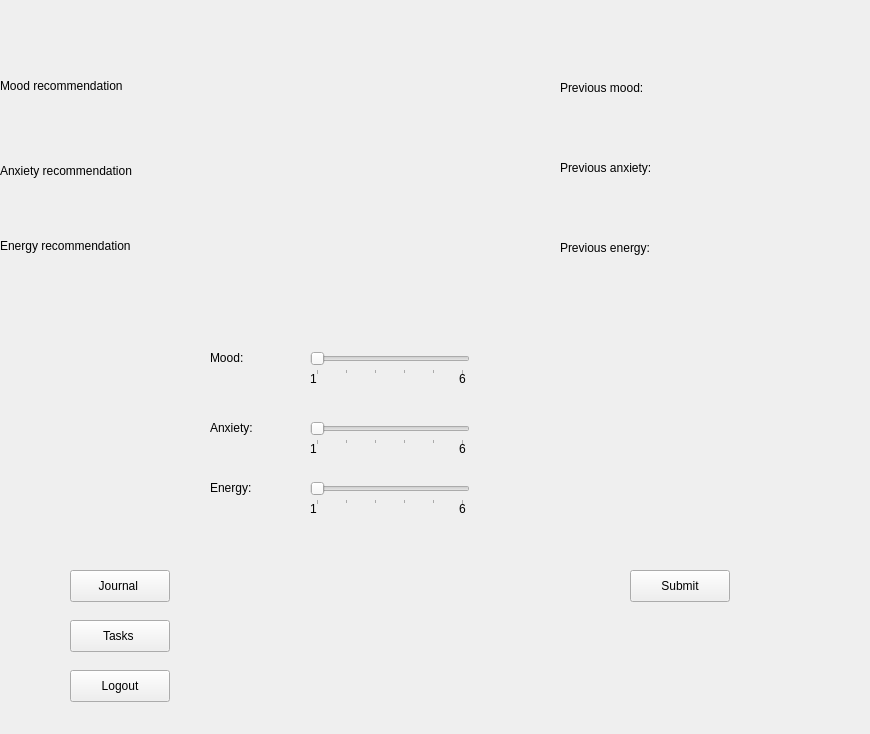
Old version of the form moodtracker.ui in the repository MaxRUnger/370Team8.
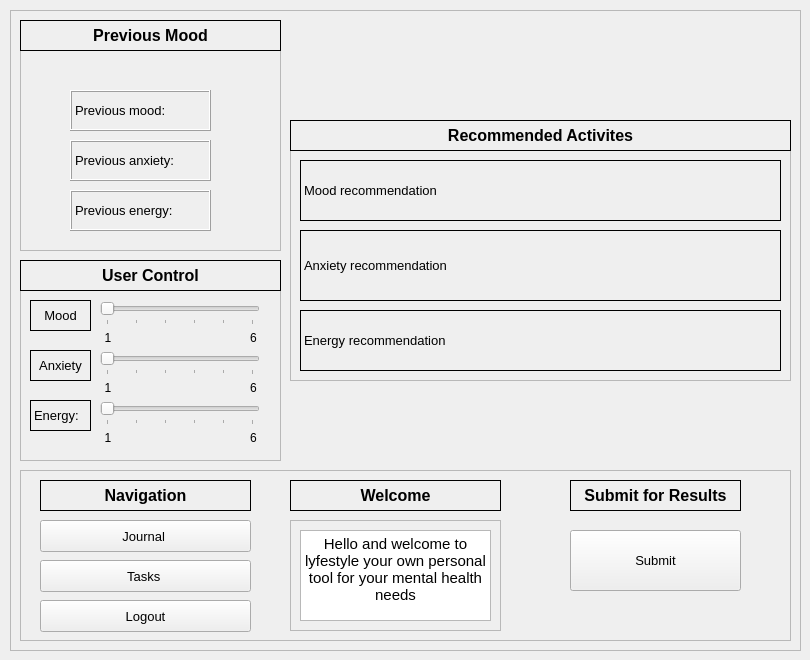
New version of the form.

Commit message: Added working login route

What changed in the file:
```diff
--- a/moodtracker.ui
+++ b/moodtracker.ui
@@ -6,335 +6,731 @@
    <rect>
     <x>0</x>
     <y>0</y>
-    <width>870</width>
-    <height>734</height>
+    <width>810</width>
+    <height>660</height>
    </rect>
   </property>
   <property name="windowTitle">
    <string>Mood Tracker</string>
   </property>
-  <widget class="QLabel" name="MoodLabel">
+  <widget class="QFrame" name="frame_3">
    <property name="geometry">
     <rect>
-     <x>210</x>
-     <y>350</y>
-     <width>58</width>
-     <height>16</height>
+     <x>20</x>
+     <y>290</y>
+     <width>261</width>
+     <height>171</height>
     </rect>
    </property>
-   <property name="text">
-    <string>Mood:</string>
+   <property name="frameShape">
+    <enum>QFrame::Shape::StyledPanel</enum>
    </property>
-  </widget>
-  <widget class="QSlider" name="MoodSlider">
-   <property name="geometry">
-    <rect>
-     <x>310</x>
-     <y>350</y>
-     <width>160</width>
-     <height>25</height>
-    </rect>
+   <property name="frameShadow">
+    <enum>QFrame::Shadow::Raised</enum>
    </property>
-   <property name="minimum">
-    <number>1</number>
-   </property>
-   <property name="maximum">
-    <number>6</number>
-   </property>
-   <property name="orientation">
-    <enum>Qt::Orientation::Horizontal</enum>
-   </property>
-   <property name="tickPosition">
-    <enum>QSlider::TickPosition::TicksBelow</enum>
-   </property>
-   <property name="tickInterval">
-    <number>1</number>
-   </property>
+   <widget class="QLabel" name="MoodLabel">
+    <property name="geometry">
+     <rect>
+      <x>10</x>
+      <y>10</y>
+      <width>61</width>
+      <height>31</height>
+     </rect>
+    </property>
+    <property name="font">
+     <font>
+      <pointsize>10</pointsize>
+     </font>
+    </property>
+    <property name="frameShape">
+     <enum>QFrame::Shape::Box</enum>
+    </property>
+    <property name="frameShadow">
+     <enum>QFrame::Shadow::Plain</enum>
+    </property>
+    <property name="text">
+     <string>Mood</string>
+    </property>
+    <property name="alignment">
+     <set>Qt::AlignmentFlag::AlignCenter</set>
+    </property>
+   </widget>
+   <widget class="QLabel" name="AnxietyLabel">
+    <property name="geometry">
+     <rect>
+      <x>10</x>
+      <y>60</y>
+      <width>61</width>
+      <height>31</height>
+     </rect>
+    </property>
+    <property name="font">
+     <font>
+      <pointsize>10</pointsize>
+     </font>
+    </property>
+    <property name="frameShape">
+     <enum>QFrame::Shape::Box</enum>
+    </property>
+    <property name="frameShadow">
+     <enum>QFrame::Shadow::Plain</enum>
+    </property>
+    <property name="text">
+     <string>Anxiety</string>
+    </property>
+    <property name="alignment">
+     <set>Qt::AlignmentFlag::AlignCenter</set>
+    </property>
+   </widget>
+   <widget class="QLabel" name="EnergyLabel">
+    <property name="geometry">
+     <rect>
+      <x>10</x>
+      <y>110</y>
+      <width>61</width>
+      <height>31</height>
+     </rect>
+    </property>
+    <property name="font">
+     <font>
+      <pointsize>10</pointsize>
+     </font>
+    </property>
+    <property name="frameShape">
+     <enum>QFrame::Shape::Box</enum>
+    </property>
+    <property name="text">
+     <string>Energy:</string>
+    </property>
+   </widget>
+   <widget class="QSlider" name="EnergySlider">
+    <property name="geometry">
+     <rect>
+      <x>80</x>
+      <y>110</y>
+      <width>160</width>
+      <height>25</height>
+     </rect>
+    </property>
+    <property name="minimum">
+     <number>1</number>
+    </property>
+    <property name="maximum">
+     <number>6</number>
+    </property>
+    <property name="orientation">
+     <enum>Qt::Orientation::Horizontal</enum>
+    </property>
+    <property name="tickPosition">
+     <enum>QSlider::TickPosition::TicksBelow</enum>
+    </property>
+    <property name="tickInterval">
+     <number>1</number>
+    </property>
+   </widget>
+   <widget class="QLabel" name="label_2">
+    <property name="geometry">
+     <rect>
+      <x>80</x>
+      <y>140</y>
+      <width>16</width>
+      <height>16</height>
+     </rect>
+    </property>
+    <property name="text">
+     <string>1</string>
+    </property>
+    <property name="alignment">
+     <set>Qt::AlignmentFlag::AlignCenter</set>
+    </property>
+   </widget>
+   <widget class="QLabel" name="label">
+    <property name="geometry">
+     <rect>
+      <x>230</x>
+      <y>140</y>
+      <width>16</width>
+      <height>16</height>
+     </rect>
+    </property>
+    <property name="text">
+     <string>6</string>
+    </property>
+   </widget>
+   <widget class="QSlider" name="AnxietySlider">
+    <property name="geometry">
+     <rect>
+      <x>80</x>
+      <y>60</y>
+      <width>160</width>
+      <height>25</height>
+     </rect>
+    </property>
+    <property name="minimum">
+     <number>1</number>
+    </property>
+    <property name="maximum">
+     <number>6</number>
+    </property>
+    <property name="orientation">
+     <enum>Qt::Orientation::Horizontal</enum>
+    </property>
+    <property name="tickPosition">
+     <enum>QSlider::TickPosition::TicksBelow</enum>
+    </property>
+    <property name="tickInterval">
+     <number>1</number>
+    </property>
+   </widget>
+   <widget class="QLabel" name="label_4">
+    <property name="geometry">
+     <rect>
+      <x>80</x>
+      <y>90</y>
+      <width>16</width>
+      <height>16</height>
+     </rect>
+    </property>
+    <property name="text">
+     <string>1</string>
+    </property>
+    <property name="alignment">
+     <set>Qt::AlignmentFlag::AlignCenter</set>
+    </property>
+   </widget>
+   <widget class="QLabel" name="label_3">
+    <property name="geometry">
+     <rect>
+      <x>230</x>
+      <y>90</y>
+      <width>16</width>
+      <height>16</height>
+     </rect>
+    </property>
+    <property name="text">
+     <string>6</string>
+    </property>
+   </widget>
+   <widget class="QLabel" name="label_1mood">
+    <property name="geometry">
+     <rect>
+      <x>80</x>
+      <y>40</y>
+      <width>16</width>
+      <height>16</height>
+     </rect>
+    </property>
+    <property name="text">
+     <string>1</string>
+    </property>
+    <property name="alignment">
+     <set>Qt::AlignmentFlag::AlignCenter</set>
+    </property>
+   </widget>
+   <widget class="QSlider" name="MoodSlider">
+    <property name="geometry">
+     <rect>
+      <x>80</x>
+      <y>10</y>
+      <width>160</width>
+      <height>25</height>
+     </rect>
+    </property>
+    <property name="minimum">
+     <number>1</number>
+    </property>
+    <property name="maximum">
+     <number>6</number>
+    </property>
+    <property name="orientation">
+     <enum>Qt::Orientation::Horizontal</enum>
+    </property>
+    <property name="tickPosition">
+     <enum>QSlider::TickPosition::TicksBelow</enum>
+    </property>
+    <property name="tickInterval">
+     <number>1</number>
+    </property>
+   </widget>
+   <widget class="QLabel" name="label_mood">
+    <property name="geometry">
+     <rect>
+      <x>230</x>
+      <y>40</y>
+      <width>16</width>
+      <height>16</height>
+     </rect>
+    </property>
+    <property name="text">
+     <string>6</string>
+    </property>
+   </widget>
   </widget>
-  <widget class="QLabel" name="EnergyLabel">
+  <widget class="QLabel" name="label2_2">
    <property name="geometry">
     <rect>
-     <x>210</x>
-     <y>480</y>
-     <width>58</width>
-     <height>16</height>
+     <x>20</x>
+     <y>260</y>
+     <width>261</width>
+     <height>31</height>
     </rect>
    </property>
-   <property name="text">
-    <string>Energy:</string>
+   <property name="font">
+    <font>
+     <pointsize>12</pointsize>
+     <bold>true</bold>
+    </font>
    </property>
-  </widget>
-  <widget class="QSlider" name="EnergySlider">
-   <property name="geometry">
-    <rect>
-     <x>310</x>
-     <y>480</y>
-     <width>160</width>
-     <height>25</height>
-    </rect>
+   <property name="frameShape">
+    <enum>QFrame::Shape::Panel</enum>
    </property>
-   <property name="minimum">
-    <number>1</number>
-   </property>
-   <property name="maximum">
-    <number>6</number>
-   </property>
-   <property name="orientation">
-    <enum>Qt::Orientation::Horizontal</enum>
-   </property>
-   <property name="tickPosition">
-    <enum>QSlider::TickPosition::TicksBelow</enum>
-   </property>
-   <property name="tickInterval">
-    <number>1</number>
-   </property>
-  </widget>
-  <widget class="QLabel" name="AnxietyLabel">
-   <property name="geometry">
-    <rect>
-     <x>210</x>
-     <y>420</y>
-     <width>58</width>
-     <height>16</height>
-    </rect>
-   </property>
    <property name="text">
-    <string>Anxiety:</string>
+    <string>User Control</string>
    </property>
-  </widget>
-  <widget class="QSlider" name="AnxietySlider">
-   <property name="geometry">
-    <rect>
-     <x>310</x>
-     <y>420</y>
-     <width>160</width>
-     <height>25</height>
-    </rect>
+   <property name="alignment">
+    <set>Qt::AlignmentFlag::AlignCenter</set>
    </property>
-   <property name="minimum">
-    <number>1</number>
-   </property>
-   <property name="maximum">
-    <number>6</number>
-   </property>
-   <property name="orientation">
-    <enum>Qt::Orientation::Horizontal</enum>
-   </property>
-   <property name="tickPosition">
-    <enum>QSlider::TickPosition::TicksBelow</enum>
-   </property>
-   <property name="tickInterval">
-    <number>1</number>
-   </property>
   </widget>
-  <widget class="QPushButton" name="SubmitButton">
+  <widget class="QFrame" name="frame_4">
    <property name="geometry">
     <rect>
-     <x>630</x>
-     <y>570</y>
-     <width>100</width>
-     <height>32</height>
+     <x>10</x>
+     <y>10</y>
+     <width>791</width>
+     <height>641</height>
     </rect>
    </property>
-   <property name="text">
-    <string>Submit</string>
+   <property name="frameShape">
+    <enum>QFrame::Shape::StyledPanel</enum>
    </property>
-  </widget>
-  <widget class="QPushButton" name="LoginButton">
-   <property name="geometry">
-    <rect>
-     <x>70</x>
-     <y>670</y>
-     <width>100</width>
-     <height>32</height>
-    </rect>
+   <property name="frameShadow">
+    <enum>QFrame::Shadow::Raised</enum>
    </property>
-   <property name="text">
-    <string>Logout</string>
-   </property>
-  </widget>
-  <widget class="QPushButton" name="JournalButton">
-   <property name="geometry">
-    <rect>
-     <x>70</x>
-     <y>570</y>
-     <width>100</width>
-     <height>32</height>
-    </rect>
-   </property>
-   <property name="text">
-    <string>Journal </string>
-   </property>
-  </widget>
-  <widget class="QPushButton" name="TasksButton">
-   <property name="geometry">
-    <rect>
-     <x>70</x>
-     <y>620</y>
-     <width>100</width>
-     <height>32</height>
-    </rect>
-   </property>
-   <property name="text">
-    <string>Tasks </string>
-   </property>
-  </widget>
-  <widget class="QWidget" name="horizontalLayoutWidget">
-   <property name="geometry">
-    <rect>
-     <x>310</x>
-     <y>370</y>
-     <width>291</width>
-     <height>18</height>
-    </rect>
-   </property>
-   <layout class="QHBoxLayout" name="horizontalLayout">
-    <item>
-     <widget class="QLabel" name="label_1mood">
-      <property name="text">
-       <string>1</string>
+   <widget class="QFrame" name="frame_5">
+    <property name="geometry">
+     <rect>
+      <x>10</x>
+      <y>40</y>
+      <width>261</width>
+      <height>201</height>
+     </rect>
+    </property>
+    <property name="frameShape">
+     <enum>QFrame::Shape::StyledPanel</enum>
+    </property>
+    <property name="frameShadow">
+     <enum>QFrame::Shadow::Raised</enum>
+    </property>
+    <widget class="QLabel" name="PreviousEnergyLabel">
+     <property name="geometry">
+      <rect>
+       <x>50</x>
+       <y>140</y>
+       <width>141</width>
+       <height>41</height>
+      </rect>
+     </property>
+     <property name="font">
+      <font>
+       <pointsize>10</pointsize>
+      </font>
+     </property>
+     <property name="frameShape">
+      <enum>QFrame::Shape::Box</enum>
+     </property>
+     <property name="frameShadow">
+      <enum>QFrame::Shadow::Raised</enum>
+     </property>
+     <property name="text">
+      <string>Previous energy:</string>
+     </property>
+    </widget>
+    <widget class="QLabel" name="PreviousAnxietyLabel">
+     <property name="geometry">
+      <rect>
+       <x>50</x>
+       <y>90</y>
+       <width>141</width>
+       <height>41</height>
+      </rect>
+     </property>
+     <property name="font">
+      <font>
+       <pointsize>10</pointsize>
+      </font>
+     </property>
+     <property name="frameShape">
+      <enum>QFrame::Shape::Box</enum>
+     </property>
+     <property name="frameShadow">
+      <enum>QFrame::Shadow::Raised</enum>
+     </property>
+     <property name="text">
+      <string>Previous anxiety: </string>
+     </property>
+    </widget>
+    <widget class="QLabel" name="PreviousMoodLabel">
+     <property name="geometry">
+      <rect>
+       <x>50</x>
+       <y>40</y>
+       <width>141</width>
+       <height>41</height>
+      </rect>
+     </property>
+     <property name="font">
+      <font>
+       <pointsize>10</pointsize>
+      </font>
+     </property>
+     <property name="frameShape">
+      <enum>QFrame::Shape::Box</enum>
+     </property>
+     <property name="frameShadow">
+      <enum>QFrame::Shadow::Raised</enum>
+     </property>
+     <property name="text">
+      <string>Previous mood:</string>
+     </property>
+    </widget>
+   </widget>
+   <widget class="QLabel" name="label2_5">
+    <property name="geometry">
+     <rect>
+      <x>10</x>
+      <y>10</y>
+      <width>261</width>
+      <height>31</height>
+     </rect>
+    </property>
+    <property name="font">
+     <font>
+      <pointsize>12</pointsize>
+      <bold>true</bold>
+     </font>
+    </property>
+    <property name="frameShape">
+     <enum>QFrame::Shape::Panel</enum>
+    </property>
+    <property name="text">
+     <string>Previous Mood</string>
+    </property>
+    <property name="alignment">
+     <set>Qt::AlignmentFlag::AlignCenter</set>
+    </property>
+   </widget>
+   <widget class="QFrame" name="frame_6">
+    <property name="geometry">
+     <rect>
+      <x>280</x>
+      <y>140</y>
+      <width>501</width>
+      <height>231</height>
+     </rect>
+    </property>
+    <property name="frameShape">
+     <enum>QFrame::Shape::StyledPanel</enum>
+    </property>
+    <property name="frameShadow">
+     <enum>QFrame::Shadow::Raised</enum>
+    </property>
+    <widget class="QLabel" name="EnergyRecommendationLabel">
+     <property name="geometry">
+      <rect>
+       <x>10</x>
+       <y>160</y>
+       <width>481</width>
+       <height>61</height>
+      </rect>
+     </property>
+     <property name="font">
+      <font>
+       <pointsize>10</pointsize>
+      </font>
+     </property>
+     <property name="frameShape">
+      <enum>QFrame::Shape::Box</enum>
+     </property>
+     <property name="text">
+      <string>Energy recommendation </string>
+     </property>
+    </widget>
+    <widget class="QLabel" name="AnxietyRecommendationLabel">
+     <property name="geometry">
+      <rect>
+       <x>10</x>
+       <y>80</y>
+       <width>481</width>
+       <height>71</height>
+      </rect>
+     </property>
+     <property name="font">
+      <font>
+       <pointsize>10</pointsize>
+      </font>
+     </property>
+     <property name="frameShape">
+      <enum>QFrame::Shape::Box</enum>
+     </property>
+     <property name="text">
+      <string>Anxiety recommendation </string>
+     </property>
+    </widget>
+    <widget class="QLabel" name="MoodRecommendationLabel">
+     <property name="geometry">
+      <rect>
+       <x>10</x>
+       <y>10</y>
+       <width>481</width>
+       <height>61</height>
+      </rect>
+     </property>
+     <property name="font">
+      <font>
+       <pointsize>10</pointsize>
+      </font>
+     </property>
+     <property name="frameShape">
+      <enum>QFrame::Shape::Box</enum>
+     </property>
+     <property name="text">
+      <string>Mood recommendation </string>
+     </property>
+    </widget>
+   </widget>
+   <widget class="QLabel" name="label2_6">
+    <property name="geometry">
+     <rect>
+      <x>280</x>
+      <y>110</y>
+      <width>501</width>
+      <height>31</height>
+     </rect>
+    </property>
+    <property name="font">
+     <font>
+      <pointsize>12</pointsize>
+      <bold>true</bold>
+     </font>
+    </property>
+    <property name="frameShape">
+     <enum>QFrame::Shape::Panel</enum>
+    </property>
+    <property name="text">
+     <string>Recommended Activites</string>
+    </property>
+    <property name="alignment">
+     <set>Qt::AlignmentFlag::AlignCenter</set>
+    </property>
+   </widget>
+   <widget class="QFrame" name="frame_2">
+    <property name="geometry">
+     <rect>
+      <x>10</x>
+      <y>460</y>
+      <width>771</width>
+      <height>171</height>
+     </rect>
+    </property>
+    <property name="frameShape">
+     <enum>QFrame::Shape::StyledPanel</enum>
+    </property>
+    <property name="frameShadow">
+     <enum>QFrame::Shadow::Raised</enum>
+    </property>
+    <widget class="QLabel" name="label2">
+     <property name="geometry">
+      <rect>
+       <x>20</x>
+       <y>10</y>
+       <width>211</width>
+       <height>31</height>
+      </rect>
+     </property>
+     <property name="font">
+      <font>
+       <pointsize>12</pointsize>
+       <bold>true</bold>
+      </font>
+     </property>
+     <property name="frameShape">
+      <enum>QFrame::Shape::Panel</enum>
+     </property>
+     <property name="text">
+      <string>Navigation</string>
+     </property>
+     <property name="alignment">
+      <set>Qt::AlignmentFlag::AlignCenter</set>
+     </property>
+    </widget>
+    <widget class="QPushButton" name="JournalButton">
+     <property name="geometry">
+      <rect>
+       <x>20</x>
+       <y>50</y>
+       <width>211</width>
+       <height>32</height>
+      </rect>
+     </property>
+     <property name="font">
+      <font>
+       <pointsize>10</pointsize>
+      </font>
+     </property>
+     <property name="text">
+      <string>Journal </string>
+     </property>
+    </widget>
+    <widget class="QPushButton" name="TasksButton">
+     <property name="geometry">
+      <rect>
+       <x>20</x>
+       <y>90</y>
+       <width>211</width>
+       <height>32</height>
+      </rect>
+     </property>
+     <property name="font">
+      <font>
+       <pointsize>10</pointsize>
+      </font>
+     </property>
+     <property name="text">
+      <string>Tasks </string>
+     </property>
+    </widget>
+    <widget class="QPushButton" name="LoginButton">
+     <property name="geometry">
+      <rect>
+       <x>20</x>
+       <y>130</y>
+       <width>211</width>
+       <height>32</height>
+      </rect>
+     </property>
+     <property name="font">
+      <font>
+       <pointsize>10</pointsize>
+      </font>
+     </property>
+     <property name="text">
+      <string>Logout</string>
+     </property>
+    </widget>
+    <widget class="QPushButton" name="SubmitButton">
+     <property name="geometry">
+      <rect>
+       <x>550</x>
+       <y>60</y>
+       <width>171</width>
+       <height>61</height>
+      </rect>
+     </property>
+     <property name="font">
+      <font>
+       <pointsize>10</pointsize>
+      </font>
+     </property>
+     <property name="text">
+      <string>Submit</string>
+     </property>
+    </widget>
+    <widget class="QLabel" name="label2_3">
+     <property name="geometry">
+      <rect>
+       <x>550</x>
+       <y>10</y>
+       <width>171</width>
+       <height>31</height>
+      </rect>
+     </property>
+     <property name="font">
+      <font>
+       <pointsize>12</pointsize>
+       <bold>true</bold>
+      </font>
+     </property>
+     <property name="frameShape">
+      <enum>QFrame::Shape::Panel</enum>
+     </property>
+     <property name="text">
+      <string>Submit for Results</string>
+     </property>
+     <property name="alignment">
+      <set>Qt::AlignmentFlag::AlignCenter</set>
+     </property>
+    </widget>
+    <widget class="QLabel" name="label2_4">
+     <property name="geometry">
+      <rect>
+       <x>270</x>
+       <y>10</y>
+       <width>211</width>
+       <height>31</height>
+      </rect>
+     </property>
+     <property name="font">
+      <font>
+       <pointsize>12</pointsize>
+       <bold>true</bold>
+      </font>
+     </property>
+     <property name="frameShape">
+      <enum>QFrame::Shape::Panel</enum>
+     </property>
+     <property name="text">
+      <string>Welcome</string>
+     </property>
+     <property name="alignment">
+      <set>Qt::AlignmentFlag::AlignCenter</set>
+     </property>
+    </widget>
+    <widget class="QFrame" name="frame">
+     <property name="geometry">
+      <rect>
+       <x>270</x>
+       <y>50</y>
+       <width>211</width>
+       <height>111</height>
+      </rect>
+     </property>
+     <property name="frameShape">
+      <enum>QFrame::Shape::StyledPanel</enum>
+     </property>
+     <property name="frameShadow">
+      <enum>QFrame::Shadow::Raised</enum>
+     </property>
+     <widget class="QTextBrowser" name="textBrowser">
+      <property name="geometry">
+       <rect>
+        <x>10</x>
+        <y>10</y>
+        <width>191</width>
+        <height>91</height>
+       </rect>
       </property>
-     </widget>
-    </item>
-    <item>
-     <widget class="QLabel" name="label_mood">
-      <property name="text">
-       <string>6</string>
+      <property name="html">
+       <string>&lt;!DOCTYPE HTML PUBLIC &quot;-//W3C//DTD HTML 4.0//EN&quot; &quot;http://www.w3.org/TR/REC-html40/strict.dtd&quot;&gt;
+&lt;html&gt;&lt;head&gt;&lt;meta name=&quot;qrichtext&quot; content=&quot;1&quot; /&gt;&lt;meta charset=&quot;utf-8&quot; /&gt;&lt;style type=&quot;text/css&quot;&gt;
+p, li { white-space: pre-wrap; }
+hr { height: 1px; border-width: 0; }
+li.unchecked::marker { content: &quot;\2610&quot;; }
+li.checked::marker { content: &quot;\2612&quot;; }
+&lt;/style&gt;&lt;/head&gt;&lt;body style=&quot; font-family:'Segoe UI'; font-size:9pt; font-weight:400; font-style:normal;&quot;&gt;
+&lt;p align=&quot;center&quot; style=&quot; margin-top:0px; margin-bottom:0px; margin-left:0px; margin-right:0px; -qt-block-indent:0; text-indent:0px;&quot;&gt;&lt;span style=&quot; font-size:11pt;&quot;&gt;Hello and welcome to lyfestyle your own personal tool for your mental health needs&lt;/span&gt;&lt;/p&gt;&lt;/body&gt;&lt;/html&gt;</string>
       </property>
      </widget>
-    </item>
-   </layout>
+    </widget>
+   </widget>
+   <zorder>frame_6</zorder>
+   <zorder>frame_5</zorder>
+   <zorder>label2_5</zorder>
+   <zorder>label2_6</zorder>
+   <zorder>frame_2</zorder>
   </widget>
-  <widget class="QWidget" name="horizontalLayoutWidget_2">
-   <property name="geometry">
-    <rect>
-     <x>310</x>
-     <y>500</y>
-     <width>291</width>
-     <height>18</height>
-    </rect>
-   </property>
-   <layout class="QHBoxLayout" name="horizontalLayout_2">
-    <item>
-     <widget class="QLabel" name="label_2">
-      <property name="text">
-       <string>1</string>
-      </property>
-     </widget>
-    </item>
-    <item>
-     <widget class="QLabel" name="label">
-      <property name="text">
-       <string>6</string>
-      </property>
-     </widget>
-    </item>
-   </layout>
-  </widget>
-  <widget class="QWidget" name="horizontalLayoutWidget_3">
-   <property name="geometry">
-    <rect>
-     <x>310</x>
-     <y>440</y>
-     <width>291</width>
-     <height>18</height>
-    </rect>
-   </property>
-   <layout class="QHBoxLayout" name="horizontalLayout_3">
-    <item>
-     <widget class="QLabel" name="label_4">
-      <property name="text">
-       <string>1</string>
-      </property>
-     </widget>
-    </item>
-    <item>
-     <widget class="QLabel" name="label_3">
-      <property name="text">
-       <string>6</string>
-      </property>
-     </widget>
-    </item>
-   </layout>
-  </widget>
-  <widget class="QLabel" name="MoodRecommendationLabel">
-   <property name="geometry">
-    <rect>
-     <x>0</x>
-     <y>40</y>
-     <width>551</width>
-     <height>91</height>
-    </rect>
-   </property>
-   <property name="text">
-    <string>Mood recommendation </string>
-   </property>
-  </widget>
-  <widget class="QLabel" name="AnxietyRecommendationLabel">
-   <property name="geometry">
-    <rect>
-     <x>0</x>
-     <y>130</y>
-     <width>551</width>
-     <height>81</height>
-    </rect>
-   </property>
-   <property name="text">
-    <string>Anxiety recommendation </string>
-   </property>
-  </widget>
-  <widget class="QLabel" name="EnergyRecommendationLabel">
-   <property name="geometry">
-    <rect>
-     <x>0</x>
-     <y>200</y>
-     <width>551</width>
-     <height>91</height>
-    </rect>
-   </property>
-   <property name="text">
-    <string>Energy recommendation </string>
-   </property>
-  </widget>
-  <widget class="QLabel" name="PreviousMoodLabel">
-   <property name="geometry">
-    <rect>
-     <x>560</x>
-     <y>80</y>
-     <width>201</width>
-     <height>16</height>
-    </rect>
-   </property>
-   <property name="text">
-    <string>Previous mood:</string>
-   </property>
-  </widget>
-  <widget class="QLabel" name="PreviousEnergyLabel">
-   <property name="geometry">
-    <rect>
-     <x>560</x>
-     <y>240</y>
-     <width>211</width>
-     <height>16</height>
-    </rect>
-   </property>
-   <property name="text">
-    <string>Previous energy:</string>
-   </property>
-  </widget>
-  <widget class="QLabel" name="PreviousAnxietyLabel">
-   <property name="geometry">
-    <rect>
-     <x>560</x>
-     <y>160</y>
-     <width>211</width>
-     <height>16</height>
-    </rect>
-   </property>
-   <property name="text">
-    <string>Previous anxiety: </string>
-   </property>
-  </widget>
+  <zorder>frame_4</zorder>
+  <zorder>frame_3</zorder>
+  <zorder>label2_2</zorder>
  </widget>
  <resources/>
  <connections/>
```
The commit also changes 19 other files.
